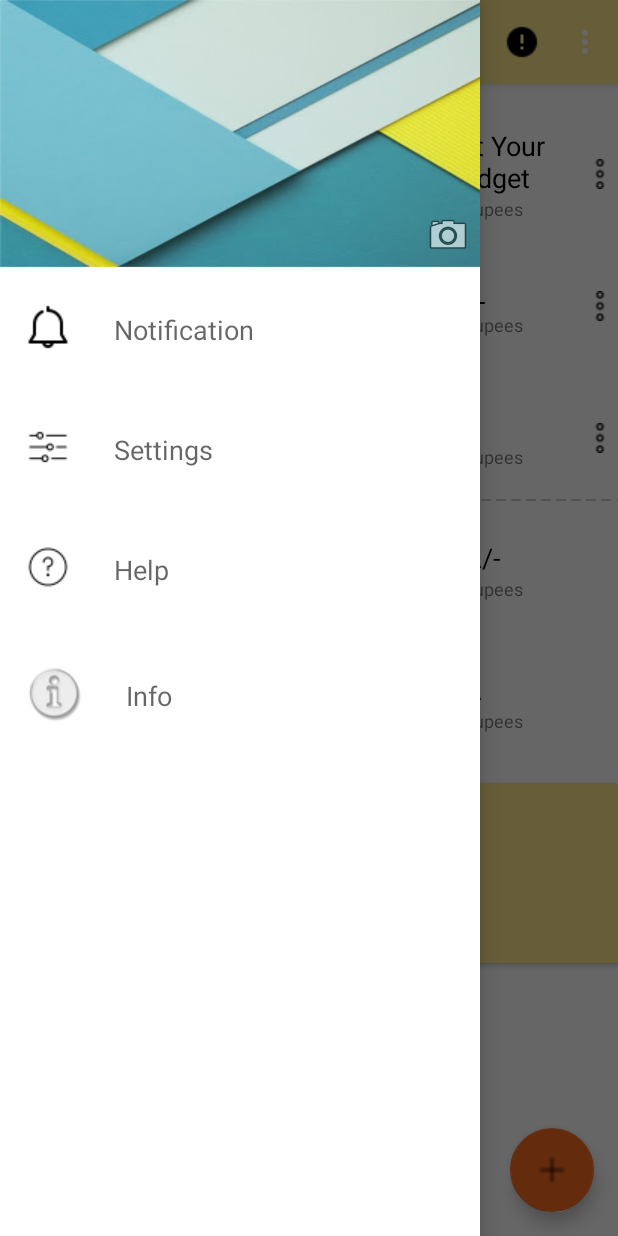
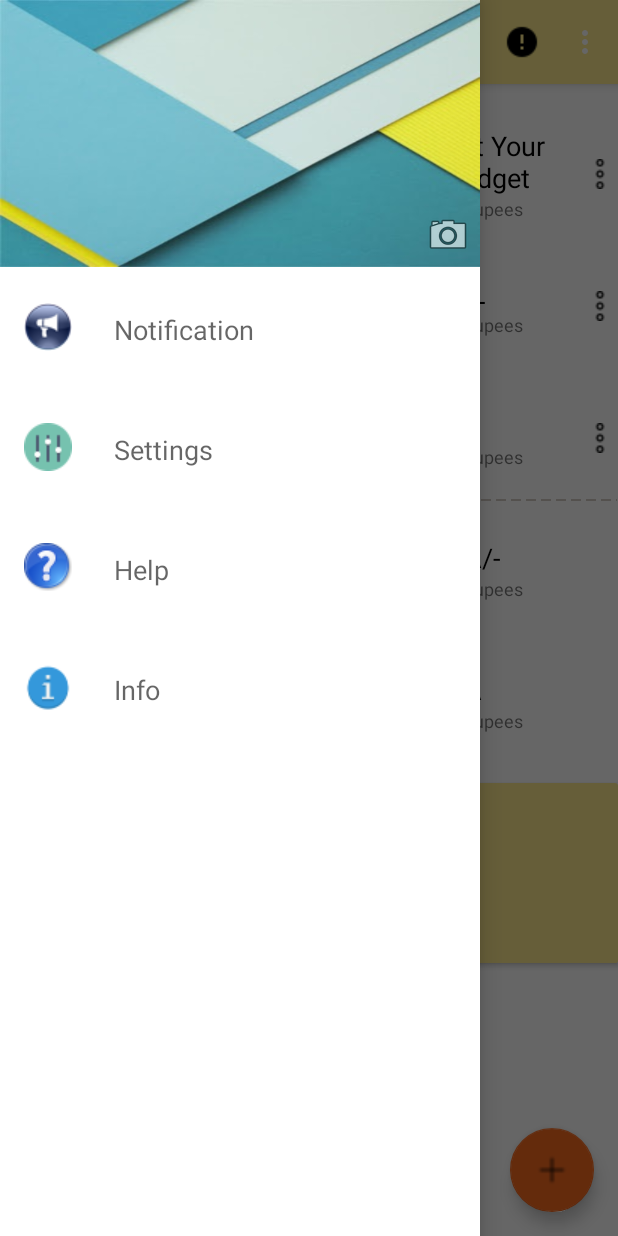
Before and after one commit to shekharshrivastava/MoneyMapSSoft, an Android app: the HomeActivity screen opened directly, with no data from a screen before it, with the side drawer open, on a phone screen of 412 x 824 dp. Run offline under Robolectric (Android 15) with nearby library versions, the phone set to English and light mode, and no system bars; our stand-ins replace AdMob, CircleImageView; libraries missing offline, so code that uses them is left out: com.baoyz.swipemenulistview, com.facebook, com.facebook.login, net.frederico.showtipsview; plain views replace SwipeMenuListView; network calls fail; 13 statements that could not run were skipped.

Commit message:
added icons for drawer in home activity

```diff
--- a/ElectroKart/app/src/main/java/com/example/shasha/electrokart/Ui/HomeActivity.java
+++ b/ElectroKart/app/src/main/java/com/example/shasha/electrokart/Ui/HomeActivity.java
@@ -212,7 +212,7 @@ public class HomeActivity extends AppCompatActivity implements View.OnClickListe
         mSpendAmountDisplay = (TextView) findViewById(R.id.spendAmountDisplay);
 
         String TITLES[] = {"Notification", "Settings", "Help", "Info"};
-        int ICONS[] = {R.drawable.notification, R.drawable.setting, R.drawable.help, R.drawable.info};
+        int ICONS[] = {R.drawable.notifications_drawer, R.drawable.settings_drawer, R.drawable.help_drawer, R.drawable.info_drawer};
         mRecyclerView = (RecyclerView) findViewById(R.id.RecyclerView); // Assigning the RecyclerView Object to the xml View
 
         mRecyclerView.setHasFixedSize(true);                            // Letting the system know that the list objects are of fixed size
```
Also changed, not shown: ElectroKart/app/src/main/res/drawable/help_drawer.png (added), ElectroKart/app/src/main/res/drawable/info_drawer.png (added), ElectroKart/app/src/main/res/drawable/notifications_drawer.png (added), ElectroKart/app/src/main/res/drawable/settings_drawer.png (added).
